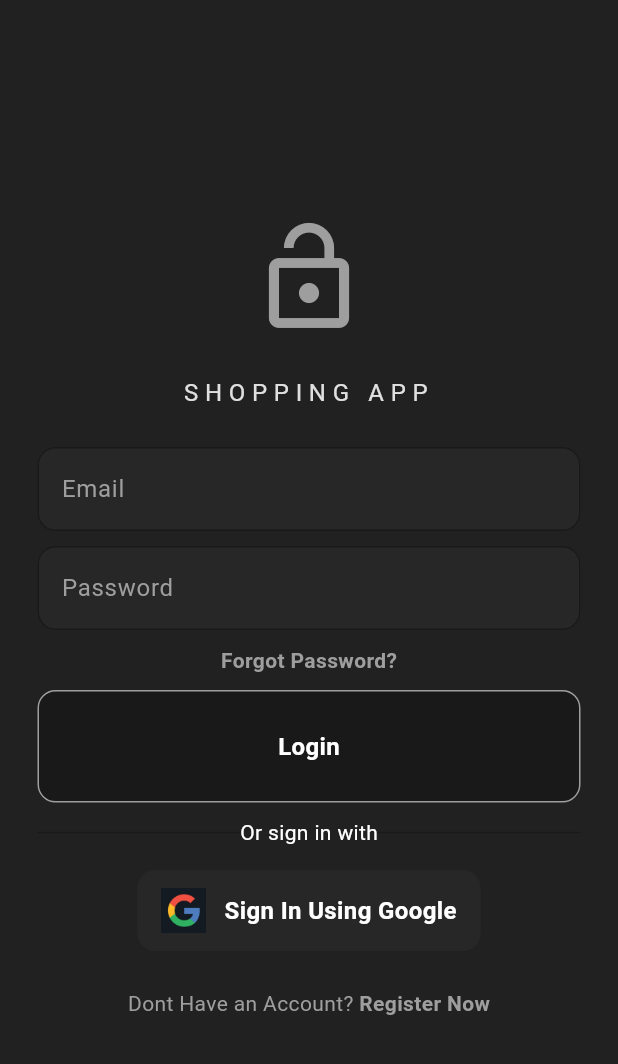
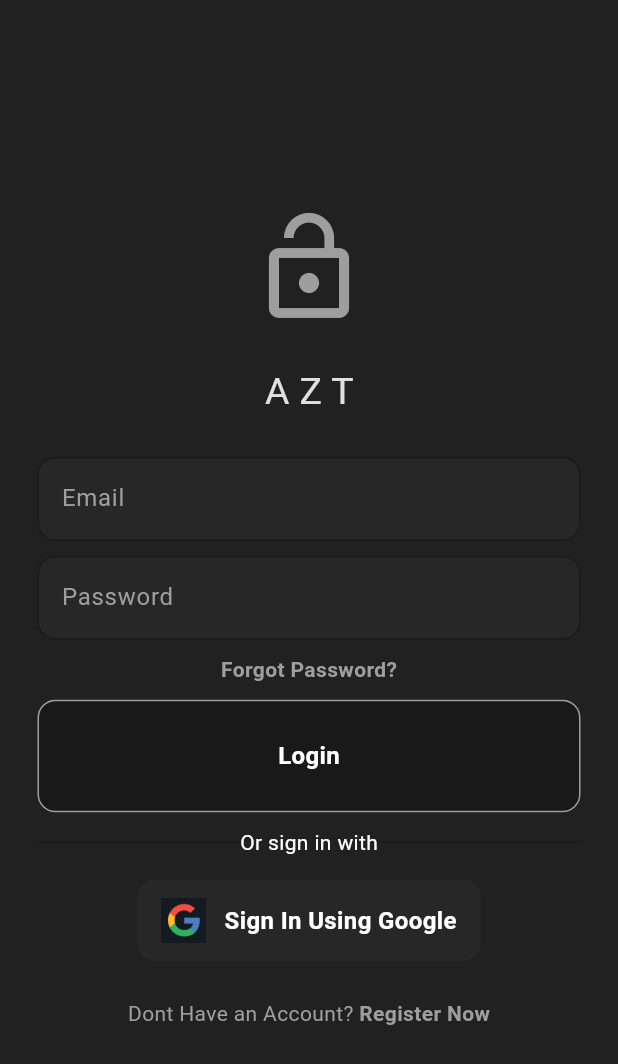
Before and after one commit to gmbcode/azt, a Flutter app: the screen it shows after launch, on a phone screen of 412 x 824 dp. Shown: the top 1064 px of the screen. Run offline on Flutter 3.47's test engine with Material 3 defaults, Android fonts, the phone set to English and light mode, and no system bars; our stand-ins replace cloud_firestore, firebase_auth, firebase_core, firebase_database, flutter_bloc, google_sign_in and 1 more; missing offline and left inert: razorpay_flutter; accounts and stored records are empty.

Commit message:
icons added, name updated, email working

```diff
--- a/lib/features/auth/presentation/pages/login_page.dart
+++ b/lib/features/auth/presentation/pages/login_page.dart
@@ -108,9 +108,9 @@ class _LoginPageState extends State<LoginPage> {
 
               //name of app
               Text(
-                "S H O P P I N G   A P P ",
+                " A Z T ",
                 style:TextStyle(
-                  fontSize: 16,
+                  fontSize: 25,
                   color: Theme.of(context).colorScheme.inversePrimary,
                 )
               ),
--- a/lib/features/home/presentation/retailer_widgets/retailer_main_sidebar.dart
+++ b/lib/features/home/presentation/retailer_widgets/retailer_main_sidebar.dart
@@ -37,7 +37,7 @@ class RetailerMainSidebar extends StatelessWidget {
               children: [
                 const Icon(Icons.store, color: Colors.white, size: 32),
                 const SizedBox(width: 12),
-                const Text("Retailer Hub", style: TextStyle(color: Colors.white, fontWeight: FontWeight.bold, fontSize: 20)),
+                const Text("AZT Hub", style: TextStyle(color: Colors.white, fontWeight: FontWeight.bold, fontSize: 20)),
               ],
             ),
           ),
--- a/lib/features/home/presentation/wholesaler_widgets/wholesaler_Main_sidebar.dart
+++ b/lib/features/home/presentation/wholesaler_widgets/wholesaler_Main_sidebar.dart
@@ -38,7 +38,7 @@ class MainSidebar extends StatelessWidget {
               children: [
                 const Icon(Icons.storefront, color: Colors.white, size: 32),
                 const SizedBox(width: 12),
-                const Text("Wholesaler Hub", style: TextStyle(color: Colors.white, fontWeight: FontWeight.bold, fontSize: 18)),
+                const Text("AZT Hub", style: TextStyle(color: Colors.white, fontWeight: FontWeight.bold, fontSize: 18)),
               ],
             ),
           ),
```
Also changed, not shown: 5 other files.
